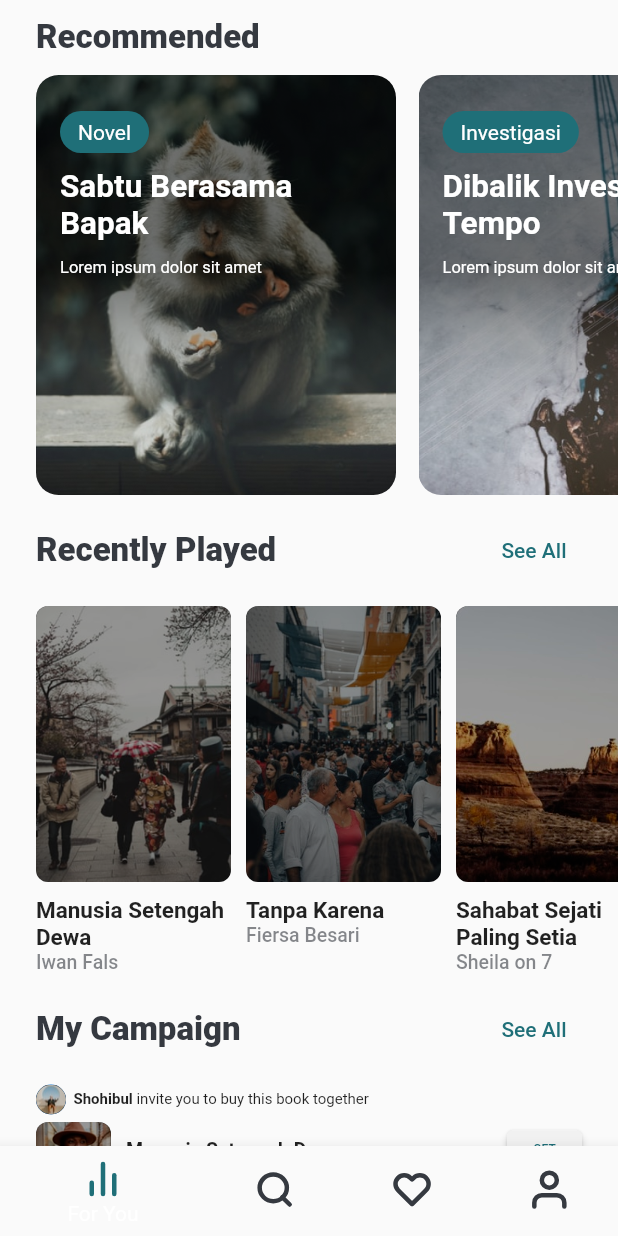
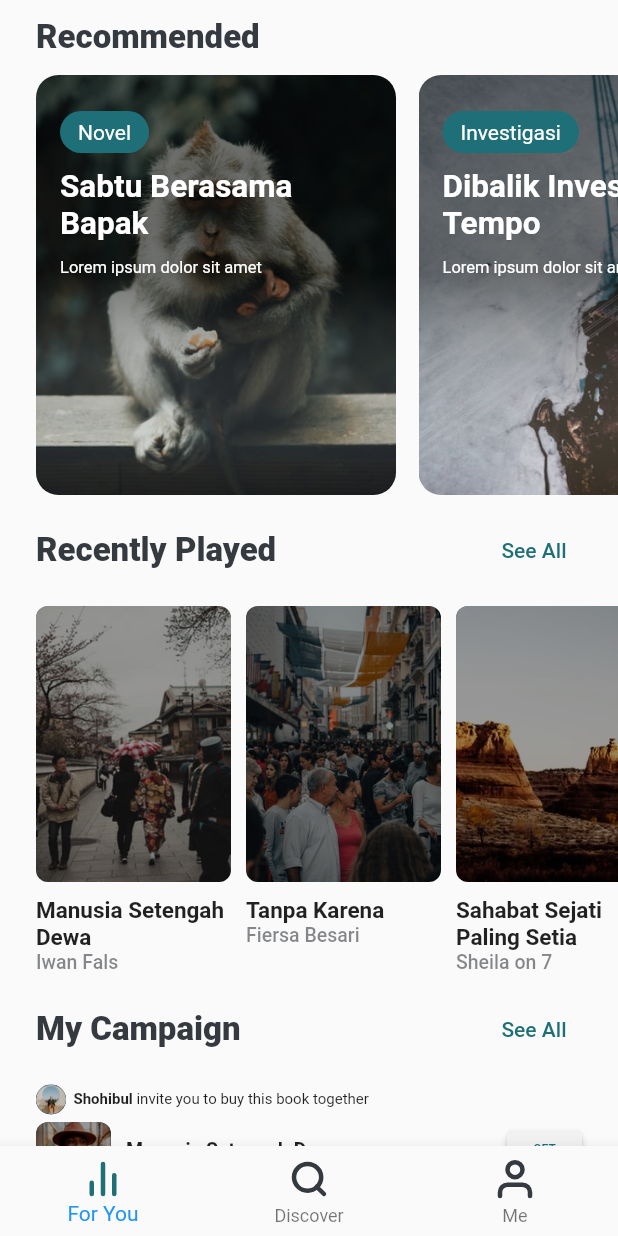
Before and after one commit to Azzamubaidillah/Flutter-UI, a Flutter app: the HomeView screen opened by its route, on a phone screen of 412 x 824 dp. Run offline on Flutter 3.47's test engine with Material 2 defaults, Android fonts, the phone set to English and light mode, and no system bars; our stand-ins replace flutter_signin_button, flutter_svg, get, introduction_screen, line_icons.

Commit message:
delete 1 bot navbar

```diff
--- a/nubook/lib/app/modules/home/views/home_view.dart
+++ b/nubook/lib/app/modules/home/views/home_view.dart
@@ -128,25 +128,22 @@ class HomeView extends GetView<HomeController> {
               icon: SvgPicture.asset(
                 "assets/icons/foryou.svg",
                 color: kPrimary,
+                width: 30,
               ),
               label: "For You",
             ),
             BottomNavigationBarItem(
-              icon: SvgPicture.asset("assets/icons/discover.svg"),
+              icon: SvgPicture.asset(
+                "assets/icons/discover.svg",
+              ),
               label: "Discover",
-            ),
-            BottomNavigationBarItem(
-              icon: SvgPicture.asset("assets/icons/favorites.svg"),
-              label: "Favorites",
             ),
             BottomNavigationBarItem(
               icon: SvgPicture.asset("assets/icons/me.svg"),
               label: "Me",
             ),
           ],
-          selectedLabelStyle: TextStyle(color: kPrimary),
-          showSelectedLabels: true,
-          iconSize: 8,
+          selectedLabelStyle: TextStyle(color: kGrayWhite),
         ));
   }
 }
```
